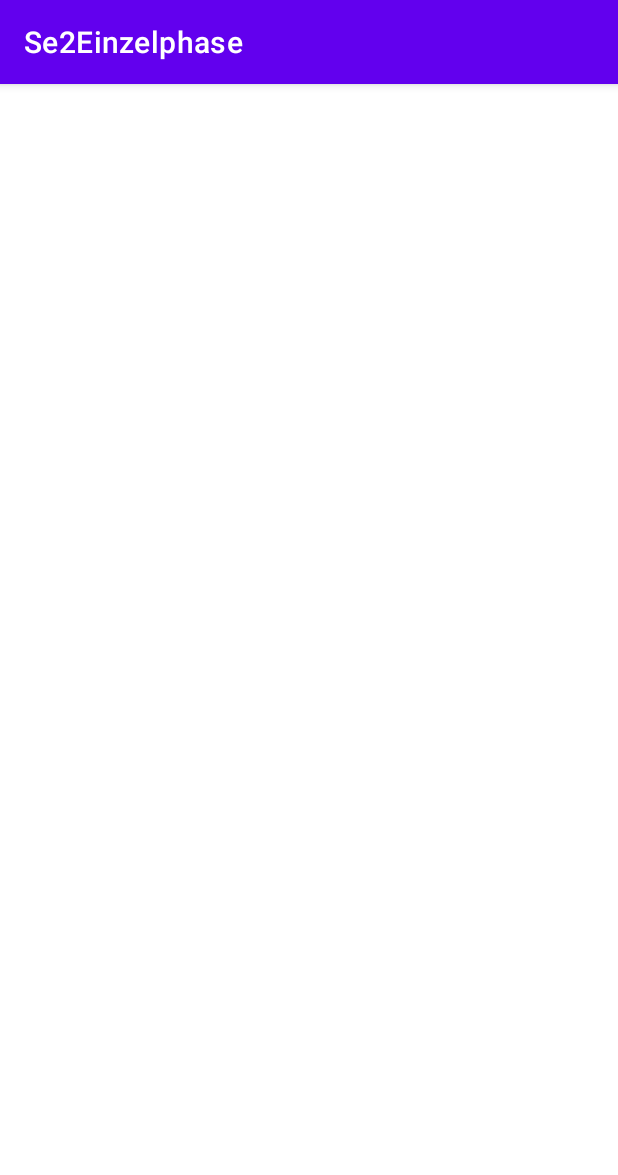
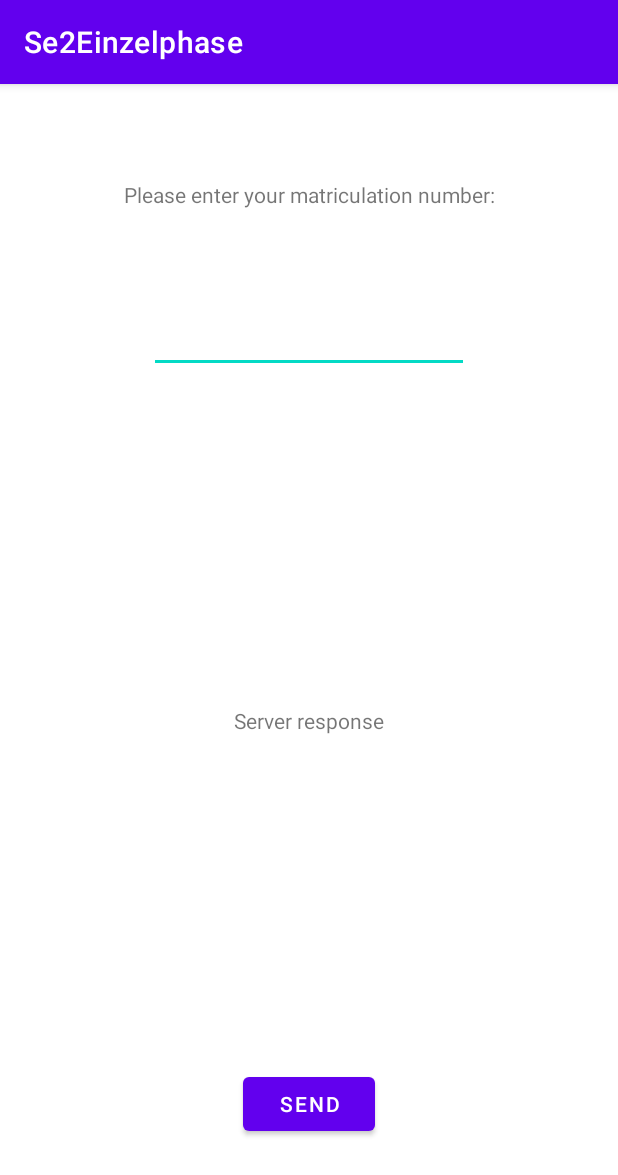
Before and after one commit to kuttnig/se2-einzelphase, an Android app: the screen it shows after launch (MainActivity), on a phone screen of 412 x 824 dp. Shown: the top 1175 px of the screen. Run offline under Robolectric (Android 15) with nearby library versions, the phone set to English and light mode, and no system bars.

Commit message:
Add xml layout for the first task (networktest)

```diff
--- a/app/src/main/res/layout/activity_main.xml
+++ b/app/src/main/res/layout/activity_main.xml
@@ -4,4 +4,46 @@
     xmlns:tools="http://schemas.android.com/tools"
     android:layout_width="match_parent"
     android:layout_height="match_parent"
-    tools:context=".MainActivity"/>
+    tools:context=".MainActivity">
+
+    <TextView
+        android:id="@+id/inputInstruction"
+        android:layout_width="wrap_content"
+        android:layout_height="wrap_content"
+        android:layout_marginTop="64dp"
+        android:text="@string/input_instruction"
+        app:layout_constraintEnd_toEndOf="parent"
+        app:layout_constraintStart_toStartOf="parent"
+        app:layout_constraintTop_toTopOf="parent" />
+
+    <EditText
+        android:id="@+id/userInput"
+        android:layout_width="wrap_content"
+        android:layout_height="wrap_content"
+        android:layout_marginTop="64dp"
+        android:ems="10"
+        android:inputType="number"
+        app:layout_constraintEnd_toEndOf="parent"
+        app:layout_constraintStart_toStartOf="parent"
+        app:layout_constraintTop_toBottomOf="@+id/inputInstruction" />
+
+    <TextView
+        android:id="@+id/serverResponse"
+        android:layout_width="wrap_content"
+        android:layout_height="wrap_content"
+        android:text="@string/server_response"
+        app:layout_constraintBottom_toTopOf="@+id/sendButton"
+        app:layout_constraintEnd_toEndOf="parent"
+        app:layout_constraintStart_toStartOf="parent"
+        app:layout_constraintTop_toBottomOf="@+id/userInput" />
+
+    <Button
+        android:id="@+id/sendButton"
+        android:layout_width="wrap_content"
+        android:layout_height="wrap_content"
+        android:layout_marginBottom="64dp"
+        android:text="@string/send"
+        app:layout_constraintBottom_toBottomOf="parent"
+        app:layout_constraintEnd_toEndOf="parent"
+        app:layout_constraintStart_toStartOf="parent" />
+</androidx.constraintlayout.widget.ConstraintLayout>
--- a/app/src/main/res/values/strings.xml
+++ b/app/src/main/res/values/strings.xml
@@ -1,3 +1,6 @@
 <resources>
     <string name="app_name">Se2Einzelphase</string>
+    <string name="input_instruction">Please enter your matriculation number:</string>
+    <string name="send">Send</string>
+    <string name="server_response">Server response</string>
 </resources>
```
